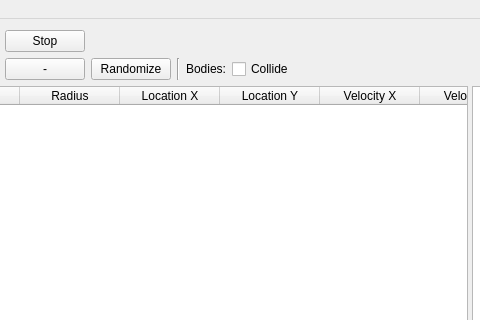
CDavantzis/GravitySimulator, file source/ObjectSelector/mainwindow.ui: the form before one commit; both pictures show x 92 to 572 and y 0 to 320 of the 1031 by 680 pixel window.
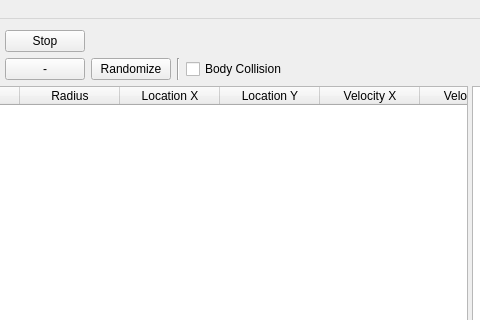
The form after the commit. Custom widgets are drawn as their Qt base class.

Patch:
```diff
--- a/source/ObjectSelector/mainwindow.ui
+++ b/source/ObjectSelector/mainwindow.ui
@@ -115,17 +115,10 @@
         </property>
        </widget>
       </item>
-      <item>
-       <widget class="QLabel" name="label_4">
-        <property name="text">
-         <string>Bodies:</string>
-        </property>
-       </widget>
-      </item>
       <item>
        <widget class="QCheckBox" name="checkBox_bodies_collide">
         <property name="text">
-         <string>Collide</string>
+         <string>Body Collision</string>
         </property>
        </widget>
       </item>
```
Left out of the diff: 5 changed lines with no effect on the pictures.
